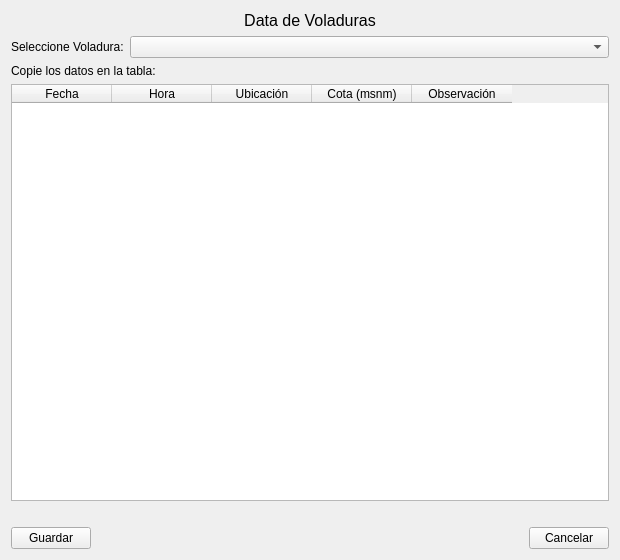
This is ui/datavoladura.ui in ivanrv23/E-Monitoring-SqlServer as Qt 5 draws it before an edit. The edited form follows.
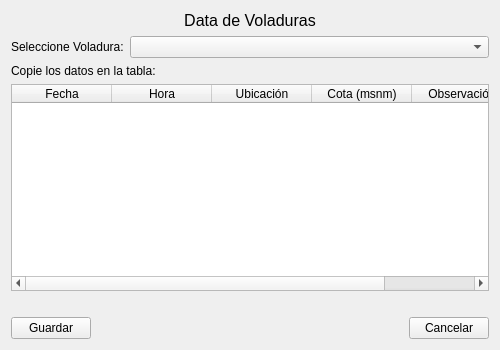
This is the edited form.

```diff
--- a/ui/datavoladura.ui
+++ b/ui/datavoladura.ui
@@ -6,10 +6,16 @@
    <rect>
     <x>0</x>
     <y>0</y>
-    <width>620</width>
-    <height>560</height>
+    <width>500</width>
+    <height>350</height>
    </rect>
   </property>
+  <property name="minimumSize">
+   <size>
+    <width>500</width>
+    <height>350</height>
+   </size>
+  </property>
   <property name="windowTitle">
    <string>Form</string>
   </property>
```
